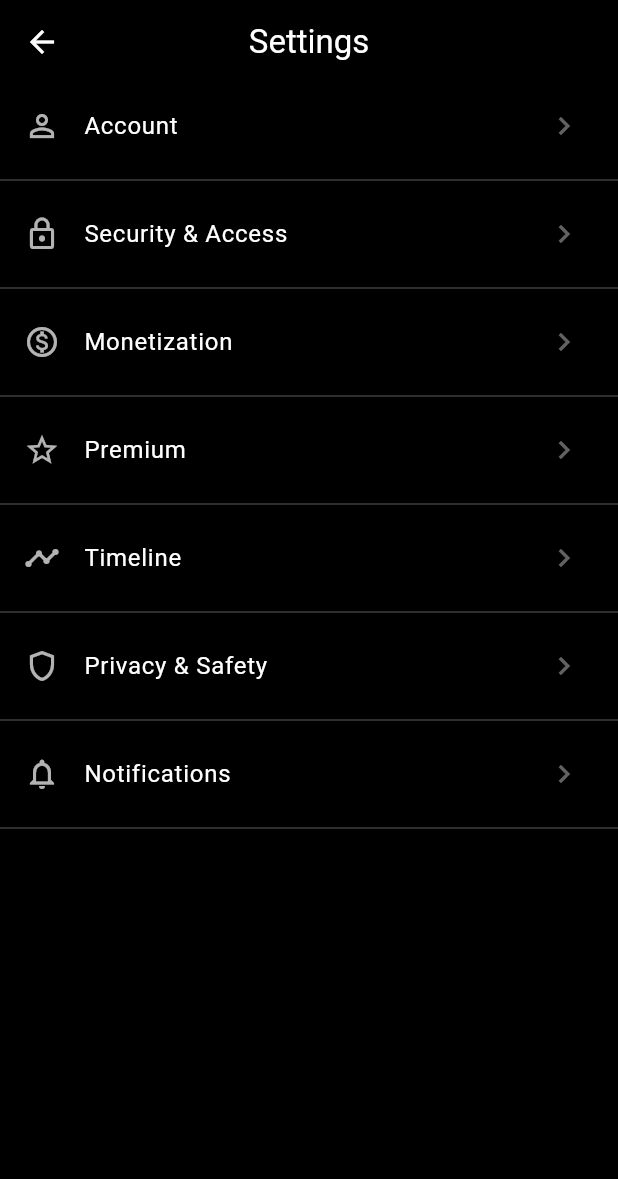
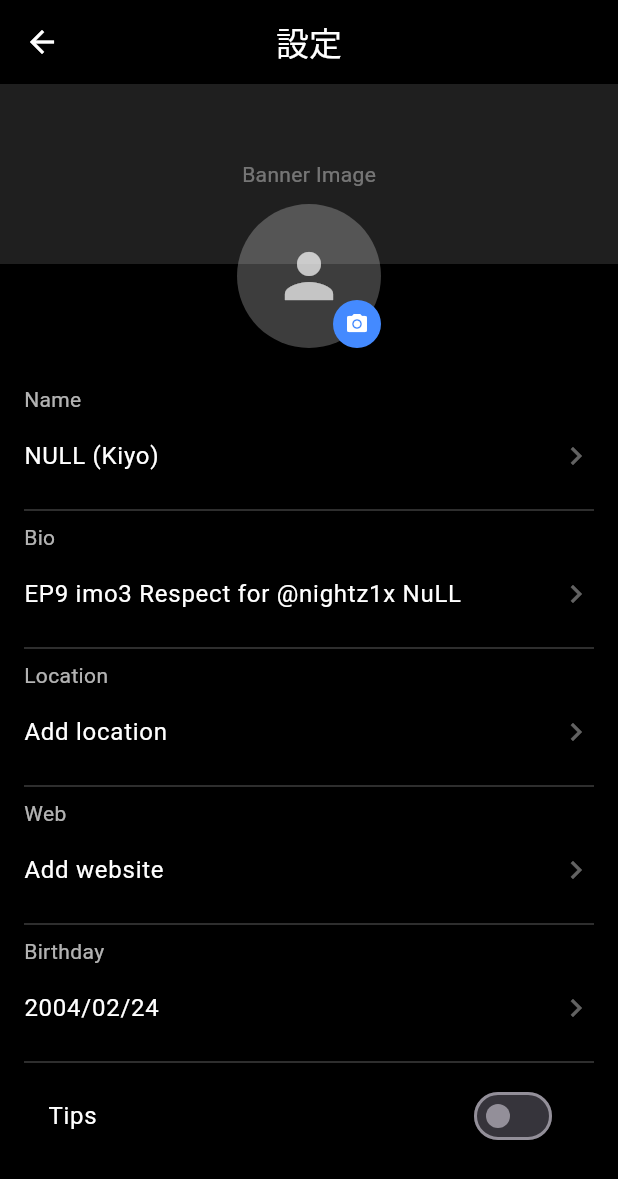
Before and after one commit to Kiyodesuga/Null2, a Flutter app: the SettingsScreen screen opened directly, on a phone screen of 412 x 824 dp. Shown: the top 1179 px of the screen. Run offline on Flutter 3.47's test engine with Material 3 defaults, Android fonts, the phone set to English and light mode, and no system bars.

Commit message:
Add files via upload

```diff
--- a/lib/screens/profile_screen.dart
+++ b/lib/screens/profile_screen.dart
@@ -32,8 +32,6 @@ class ProfileScreen extends StatelessWidget {
           _buildField('Location', 'Add location', () {/* TODO */}),
           _buildField('Web', 'Add website', () {/* TODO */}),
           _buildField('Birthday', '2004/02/24', () {/* TODO */}),
-          _buildField('Pro Plan', 'Upgrade to Pro', () {/* TODO */}),
-          _buildField('Extended Profile', 'Edit Extended Profile', () {/* TODO */}),
         ]),
       ),
     );
--- a/lib/screens/settings_screen.dart
+++ b/lib/screens/settings_screen.dart
@@ -13,28 +13,53 @@ class SettingsScreen extends StatelessWidget {
           icon: const Icon(Icons.arrow_back, color: Colors.white),
           onPressed: () => Navigator.pop(context),
         ),
-        title: const Text('Settings', style: TextStyle(color: Colors.white)),
+        title: const Text('設定', style: TextStyle(color: Colors.white)),
         centerTitle: true,
       ),
-      body: ListView(children: [
-        _tile('Account', Icons.person_outline),
-        _tile('Security & Access', Icons.lock_outline),
-        _tile('Monetization', Icons.monetization_on_outlined),
-        _tile('Premium', Icons.star_outline),
-        _tile('Timeline', Icons.timeline_outlined),
-        _tile('Privacy & Safety', Icons.shield_outlined),
-        _tile('Notifications', Icons.notifications_outlined),
+      body: Column(children: [
+        // Banner
+        GestureDetector(
+          onTap: () {/* TODO: pick banner */},
+          child: Container(
+            height: 120,
+            color: Colors.white12,
+            child: const Center(child: Text('Banner Image', style: TextStyle(color: Colors.white38))),
+          ),
+        ),
+        // Avatar edit
+        Padding(
+          padding: const EdgeInsets.only(top: -40),
+          child: Center(child: Stack(alignment: Alignment.bottomRight, children: [
+            CircleAvatar(radius: 48, backgroundColor: Colors.white24,
+              child: const Icon(Icons.person, size: 48, color: Colors.white70)),
+            GestureDetector(onTap: () {/* TODO */}, child:
+              const CircleAvatar(radius: 16, backgroundColor: Colors.blueAccent,
+                child: Icon(Icons.camera_alt, size: 16, color: Colors.white))),
+          ])),
+        ),
+        const SizedBox(height: 8),
+        Expanded(child: ListView(padding: const EdgeInsets.all(16), children: [
+          _buildField('Name', 'NULL (Kiyo)', () {/* TODO */}),
+          _buildField('Bio', 'EP9 imo3 Respect for @nightz1x NuLL', () {/* TODO */}),
+          _buildField('Location', 'Add location', () {/* TODO */}),
+          _buildField('Web', 'Add website', () {/* TODO */}),
+          _buildField('Birthday', '2004/02/24', () {/* TODO */}),
+          SwitchListTile(
+            value: false, title: const Text('Tips', style: TextStyle(color: Colors.white)),
+            onChanged: (_) {/* TODO */}),
+        ])),
       ]),
     );
   }
 
-  Widget _tile(String title, IconData icon) {
-    return Column(children: [
+  Widget _buildField(String label, String value, VoidCallback onTap) {
+    return Column(crossAxisAlignment: CrossAxisAlignment.start, children: [
+      Text(label, style: const TextStyle(color: Colors.white70)),
       ListTile(
-        leading: Icon(icon, color: Colors.white70),
-        title: Text(title, style: const TextStyle(color: Colors.white)),
+        contentPadding: EdgeInsets.zero,
+        title: Text(value, style: const TextStyle(color: Colors.white)),
         trailing: const Icon(Icons.chevron_right, color: Colors.white38),
-        onTap: () {/* TODO */},
+        onTap: onTap,
       ),
       const Divider(color: Colors.white24),
     ]);
--- a/lib/widgets/side_panel.dart
+++ b/lib/widgets/side_panel.dart
@@ -61,11 +61,9 @@ class _SidePanelState extends State<SidePanel> with SingleTickerProviderStateMix
                     }),
                     _menuButton(context, 'Thought Log', Icons.history, () {
                       close();
-                      // TODO: push Thought Log screen
                     }),
                     _menuButton(context, 'Wave Graph', Icons.show_chart, () {
                       close();
-                      // TODO: push Wave Graph screen
                     }),
                     _menuButton(context, 'Settings', Icons.settings, () {
                       close();
```
Also changed, not shown: 1 other file.
